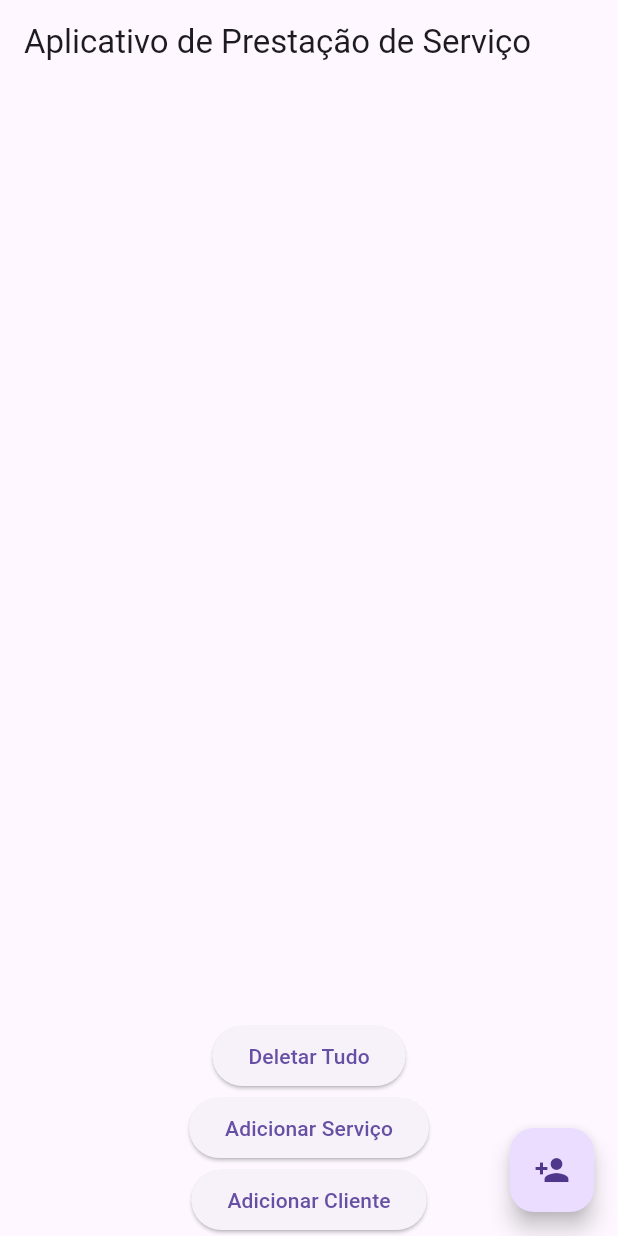
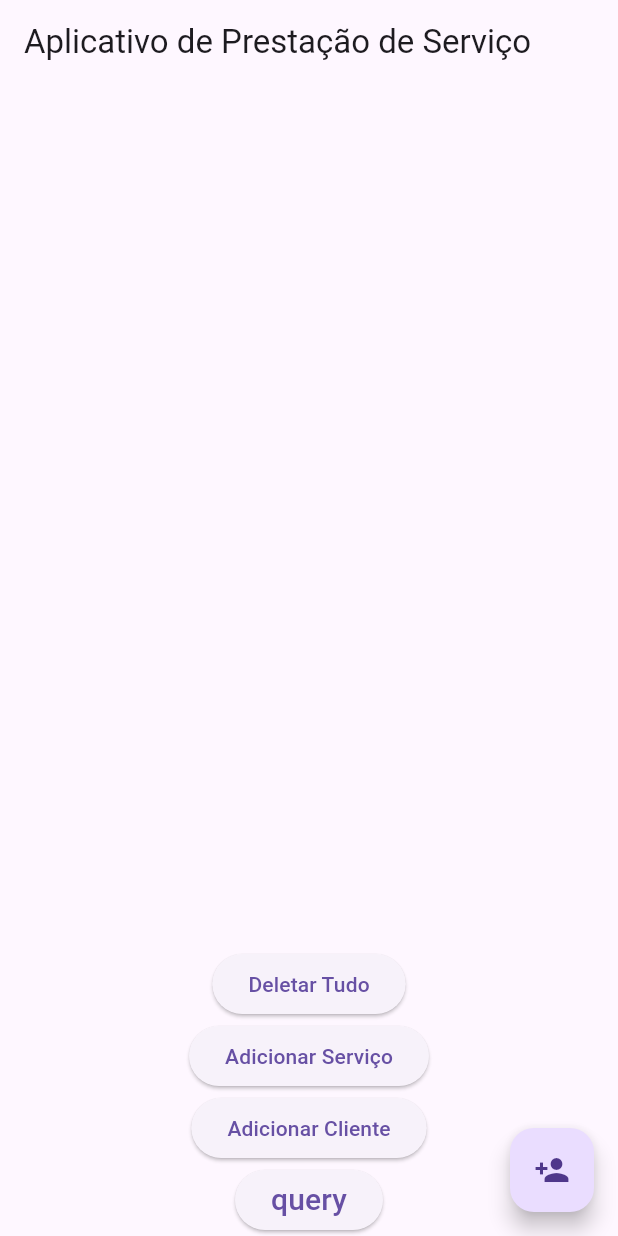
Before and after one commit to thisisbrunv/TRABALHO__1, a Flutter app: the screen it shows after launch, on a phone screen of 412 x 824 dp. Run offline on Flutter 3.47's test engine with Material 3 defaults, Android fonts, the phone set to English and light mode, and no system bars; our stand-ins replace sqflite; accounts and stored records are empty; statements that could not run were skipped.

Commit message:
Adicionar as query

```diff
--- a/lib/ServDetalhe.dart
+++ b/lib/ServDetalhe.dart
@@ -19,7 +19,7 @@ class _ServDetalheState extends State<ServDetalhe> {
 
   final _formKey = GlobalKey<FormState>();
 
-  var bdHelper = BancoHelper();
+  var bdHelper = BancoHelper._privateConstructor();
 
   @override
   void initState() {
--- a/lib/bd/banco_helper.dart
+++ b/lib/bd/banco_helper.dart
@@ -35,11 +35,25 @@ class BancoHelper {
 
   static late Database _bancoDeDados;
 
+   // Aplicação do padrão Singleton na classe.
+  BancoHelper._privateConstructor();
+  static final BancoHelper instance = BancoHelper._privateConstructor();
+
+  // Configurar a intância única da classe.
+  // Abre a base de dados (e cria quando ainda não existir).
+  Future<Database> get database async {
+    if (_bancoDeDados != null) return _bancoDeDados;
+
+    _bancoDeDados = await iniciarBD();
+    return _bancoDeDados;
+  }
+
   iniciarBD() async {
     String caminhoBD = await getDatabasesPath();
     String path = join(caminhoBD, arquivoDoBancoDeDados);
 
-    _bancoDeDados = await openDatabase(path,
+    _bancoDeDados = await openDatabase(
+        path,
         version: arquivoDoBancoDeDadosVersao,
         onCreate: funcaoCriacaoBD,
         onUpgrade: funcaoAtualizarBD,
@@ -47,6 +61,7 @@ class BancoHelper {
   }
 
   Future funcaoCriacaoBD(Database db, int version) async {
+
     await db.execute('''
         CREATE TABLE $tabela (
           $colunaIdPSer INTEGER PRIMARY KEY,
@@ -61,7 +76,7 @@ class BancoHelper {
           $colunaNomeServ TEXT
           );
            ''');
-  await db.execute('''
+      await db.execute('''
         CREATE TABLE $tabelaC (
           $colunaIdCliente INTEGER PRIMARY KEY,
           $colunaNomeCliente TEXT,
--- a/lib/clientesDetalhe.dart
+++ b/lib/clientesDetalhe.dart
@@ -19,7 +19,7 @@ class _ClienteDetalheState extends State<ClienteDetalhe> {
 
   final _formKey = GlobalKey<FormState>();
 
-  var bdHelper = BancoHelper();
+  var bdHelper = BancoHelper._privateConstructor();
 
   @override
   void initState() {
--- a/lib/main.dart
+++ b/lib/main.dart
@@ -7,7 +7,7 @@ import 'package:trab_1/model/cliente.dart';
 import 'package:trab_1/pessoa_detalhe.dart';
 import 'package:flutter/material.dart';
 import 'dart:math';
-
+import 'package:sqflite/sqflite.dart';
 
 
 void main() => runApp(const MainApp());
@@ -33,8 +33,8 @@ class MainScreen extends StatefulWidget {
 }
 
 class _MainScreenState extends State<MainScreen> {
-  var bdHelper = BancoHelper();
 
+  var bdHelper = BancoHelper._privateConstructor();
 
   final List<PrestServ> _dados = [];
   final List<Servico> _dadosServ = [];
@@ -139,6 +139,15 @@ void carregarClientesSalvos() async {
     carregarClientesSalvos();
   }
 
+  _query() async {
+
+    // raw query
+    List<Map> result = await db.rawQuery("SELECT * FROM ${BancoHelper.tabelaServ}");
+
+    // get each row in the result list and print it
+    result.forEach((row) => print(row));
+  }
+
  @override
   Widget build(BuildContext context) {
     return MaterialApp(
@@ -206,22 +215,6 @@ ElevatedButton(
   },
   child: const Text('Adicionar Serviço'),
 )
-                    /*
-                    ElevatedButton(
-                        onPressed: (){
-                          Navigator.push(
-                  context,
-                  MaterialPageRoute(
-                    builder: (context) => const ServDetalhe(
-                      informacaoServ: null,
-                    ),
-                  ),
-                  ).then((value) {
-                  carregarServicosSalvos();
-                  });
-                        },
-                        child: const Text('Adicionar Serviço'),
-                  ),*/
                   ]
                 ),
                   Row( mainAxisAlignment: MainAxisAlignment.center,
@@ -247,22 +240,14 @@ ElevatedButton(
   },
   child: const Text('Adicionar Cliente'),
 )
-
-                   /* ElevatedButton(
-                        onPressed: (){
-                          Navigator.push(
-                  context,
-                  MaterialPageRoute(
-                    builder: (context) => const ClienteDetalhe(
-                      informacaoCliente: null,
-                    ),
-                  ),
-                  ).then((value) {
-                  carregarClientesSalvos();
-                  });
-                        },
-                        child: const Text('Adicionar Cliente'),
-                  ),*/
+                  ]
+                ),
+Row( mainAxisAlignment: MainAxisAlignment.center,
+                  children: [
+ElevatedButton(
+    child: Text('query', style: TextStyle(fontSize: 20),),
+        onPressed: () {_query();}
+)
                   ]
                 )
               ],
@@ -291,4 +276,4 @@ ElevatedButton(
         ),
       );
     }
-  }
+}
--- a/lib/pessoa_detalhe.dart
+++ b/lib/pessoa_detalhe.dart
@@ -21,7 +21,7 @@ class _PessoaDetalheState extends State<PessoaDetalhePS> {
 
   final _formKey = GlobalKey<FormState>();
 
-  var bdHelper = BancoHelper();
+  var bdHelper = BancoHelper._privateConstructor();
 
   @override
   void initState() {
```
